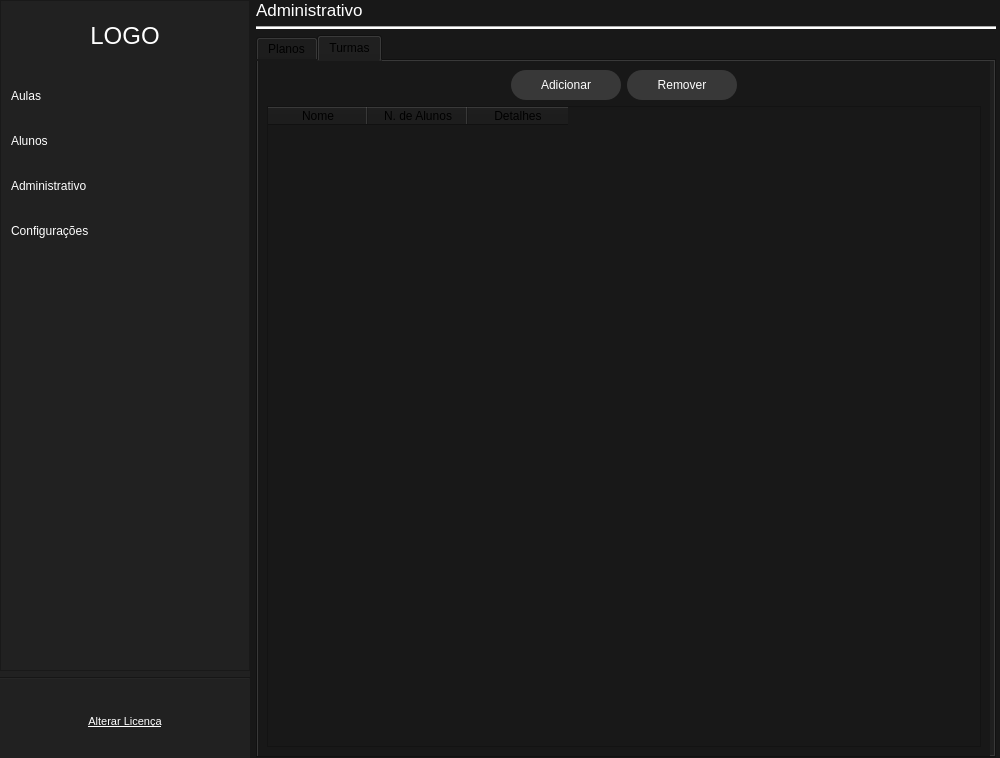
Before: the Qt Designer form views/ui/raw/main_view.ui in vitorcarnieli/desktop-bjjadmin, drawn with Qt 5.
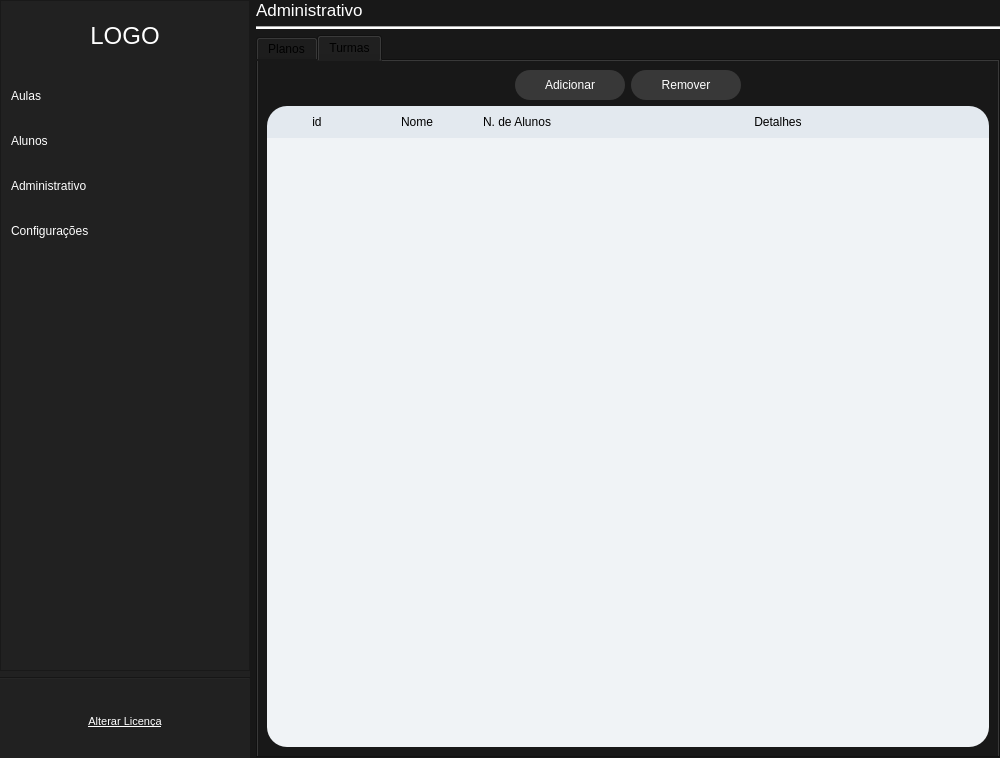
After: the same form once the commit is applied. The open tabs and pages were chosen to show the change. Icons and pictures are not drawn.

Patch:
```diff
--- a/views/ui/raw/main_view.ui
+++ b/views/ui/raw/main_view.ui
@@ -364,9 +364,7 @@
     <item>
      <widget class="QStackedWidget" name="stacked_pages">
       <property name="styleSheet">
-       <string notr="true">QStackedWidget {
-                margin-right: 4px
-                }</string>
+       <string notr="true"/>
       </property>
       <property name="currentIndex">
        <number>0</number>
@@ -892,6 +890,9 @@
        </layout>
       </widget>
       <widget class="QWidget" name="page_administrative">
+       <property name="styleSheet">
+        <string notr="true"/>
+       </property>
        <layout class="QVBoxLayout" name="verticalLayout_5">
         <property name="spacing">
          <number>6</number>
@@ -939,6 +940,9 @@
         </item>
         <item>
          <widget class="QTabWidget" name="tabWidget_2">
+          <property name="styleSheet">
+           <string notr="true"/>
+          </property>
           <property name="currentIndex">
            <number>0</number>
           </property>
@@ -1078,6 +1082,9 @@
            </layout>
           </widget>
           <widget class="QWidget" name="tab_class">
+           <property name="styleSheet">
+            <string notr="true"/>
+           </property>
            <attribute name="title">
             <string>Turmas</string>
            </attribute>
@@ -1185,7 +1192,55 @@
                </layout>
               </item>
               <item>
-               <widget class="QTableWidget" name="tableWidget_2">
+               <widget class="QTableWidget" name="table_class">
+                <property name="styleSheet">
+                 <string notr="true">QTableWidget{
+                                background: #F0F3F6;
+                                border: none;
+                                border-radius: 20px;
+                                selection-background-color: #d5e3f2;
+                                selection-color: inherit;
+                                }
+
+                                QHeaderView::section {
+                                background-color: #E3E9EF;
+                                border: none;
+                                height: 32px;
+                                }
+
+                                QHeaderView::section:first {
+                                border-top-left-radius: 20px;
+                                }
+
+
+                                QHeaderView::section:last {
+                                border-top-right-radius: 20px;
+                                }
+                              </string>
+                </property>
+                <property name="editTriggers">
+                 <set>QAbstractItemView::EditTrigger::EditKeyPressed</set>
+                </property>
+                <attribute name="horizontalHeaderCascadingSectionResizes">
+                 <bool>false</bool>
+                </attribute>
+                <attribute name="horizontalHeaderShowSortIndicator" stdset="0">
+                 <bool>false</bool>
+                </attribute>
+                <attribute name="horizontalHeaderStretchLastSection">
+                 <bool>true</bool>
+                </attribute>
+                <attribute name="verticalHeaderVisible">
+                 <bool>false</bool>
+                </attribute>
+                <attribute name="verticalHeaderHighlightSections">
+                 <bool>false</bool>
+                </attribute>
+                <column>
+                 <property name="text">
+                  <string>id</string>
+                 </property>
+                </column>
                 <column>
                  <property name="text">
                   <string>Nome</string>
```
Left out of the diff: 60 changed lines with no effect on the pictures.
